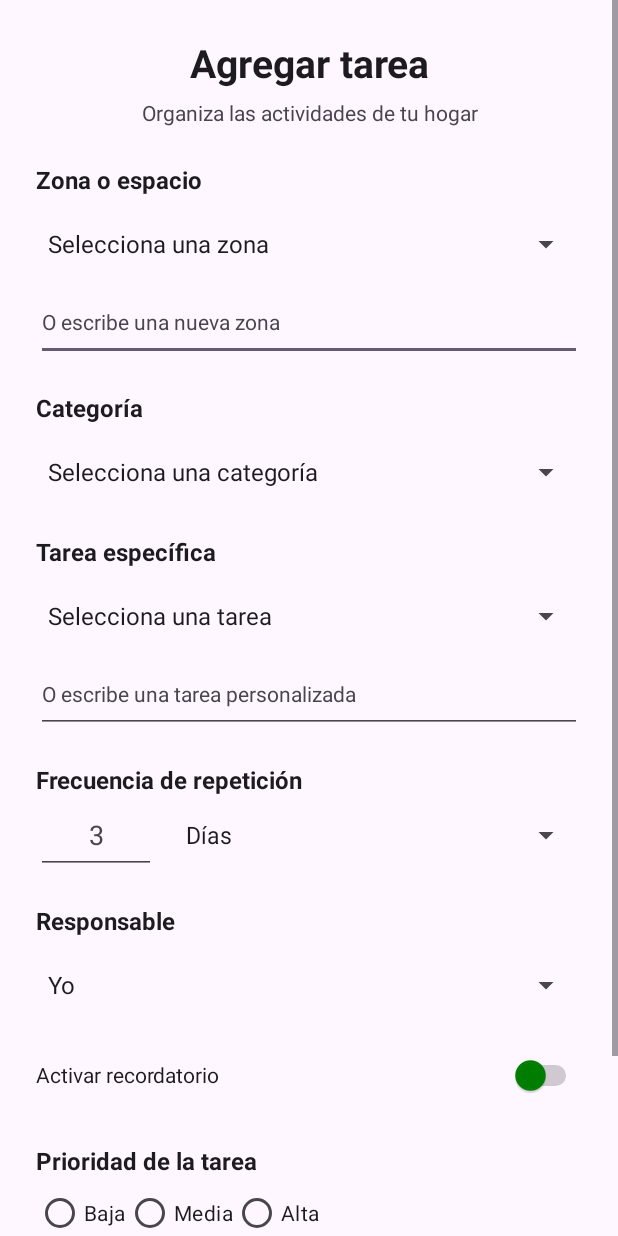
After one commit to nicolasceronamigo/TareasHogar, an Android app: the layout activity_agregar.xml on its own in the app's theme, with its tools: preview values and no code run, on a phone screen of 412 x 824 dp. The commit adds this screen. Run offline under Robolectric (Android 15) with nearby library versions, the phone set to English and light mode, and no system bars.

Commit message:
Avance de interfaces Registro, Agregar e IAAvance de interfaces Registro, Agregar e IA

```diff
--- /dev/null
+++ b/app/src/main/res/layout/activity_agregar.xml
@@ -0,0 +1,246 @@
+<?xml version="1.0" encoding="utf-8"?>
+<ScrollView xmlns:android="http://schemas.android.com/apk/res/android"
+    android:layout_width="match_parent"
+    android:layout_height="match_parent"
+    android:fillViewport="true">
+
+    <LinearLayout
+        android:layout_width="match_parent"
+        android:layout_height="wrap_content"
+        android:orientation="vertical"
+        android:gravity="center_horizontal"
+        android:paddingStart="24dp"
+        android:paddingEnd="24dp"
+        android:paddingTop="24dp"
+        android:paddingBottom="24dp">
+
+        <!-- TITULO -->
+        <TextView
+            android:id="@+id/txtTituloAgregar"
+            android:layout_width="match_parent"
+            android:layout_height="wrap_content"
+            android:text="@string/agregar_titulo"
+            android:textColor="?attr/colorOnSurface"
+            android:textSize="26sp"
+            android:textStyle="bold"
+            android:gravity="center" />
+
+        <!-- SUBTITULO -->
+        <TextView
+            android:id="@+id/txtSubtituloAgregar"
+            android:layout_width="match_parent"
+            android:layout_height="wrap_content"
+            android:layout_marginTop="6dp"
+            android:text="@string/agregar_subtitulo"
+            android:textColor="?attr/colorOnSurfaceVariant"
+            android:textSize="14sp"
+            android:gravity="center" />
+
+        <!-- ZONA -->
+        <TextView
+            android:layout_width="match_parent"
+            android:layout_height="wrap_content"
+            android:layout_marginTop="24dp"
+            android:text="@string/agregar_zona"
+            android:textColor="?attr/colorOnSurface"
+            android:textStyle="bold"
+            android:textSize="16sp" />
+
+        <Spinner
+            android:id="@+id/spnZona"
+            android:layout_width="match_parent"
+            android:layout_height="52dp"
+            android:layout_marginTop="6dp"
+            android:entries="@array/zonas_hogar"
+            android:spinnerMode="dropdown" />
+
+        <EditText
+            android:id="@+id/edtNuevaZona"
+            android:layout_width="match_parent"
+            android:layout_height="52dp"
+            android:hint="@string/agregar_nueva_zona_hint"
+            android:inputType="textCapWords"
+            android:autofillHints="postalAddress"
+            android:textColor="?attr/colorOnSurface"
+            android:textColorHint="?attr/colorOnSurfaceVariant"
+            android:textSize="14sp" />
+
+        <!-- CATEGORIA -->
+        <TextView
+            android:layout_width="match_parent"
+            android:layout_height="wrap_content"
+            android:layout_marginTop="20dp"
+            android:text="@string/agregar_categoria"
+            android:textColor="?attr/colorOnSurface"
+            android:textStyle="bold"
+            android:textSize="16sp" />
+
+        <Spinner
+            android:id="@+id/spnCategoria"
+            android:layout_width="match_parent"
+            android:layout_height="52dp"
+            android:layout_marginTop="6dp"
+            android:entries="@array/categorias_tarea"
+            android:spinnerMode="dropdown" />
+
+        <!-- TAREA -->
+        <TextView
+            android:layout_width="match_parent"
+            android:layout_height="wrap_content"
+            android:layout_marginTop="16dp"
+            android:text="@string/agregar_tarea"
+            android:textColor="?attr/colorOnSurface"
+            android:textStyle="bold"
+            android:textSize="16sp" />
+
+        <Spinner
+            android:id="@+id/spnTarea"
+            android:layout_width="match_parent"
+            android:layout_height="52dp"
+            android:layout_marginTop="6dp"
+            android:entries="@array/tareas_sugeridas"
+            android:spinnerMode="dropdown" />
+
+        <EditText
+            android:id="@+id/edtTareaPersonalizada"
+            android:layout_width="match_parent"
+            android:layout_height="52dp"
+            android:hint="@string/agregar_tarea_personalizada_hint"
+            android:inputType="textCapSentences"
+            android:textColor="?attr/colorOnSurface"
+            android:textColorHint="?attr/colorOnSurfaceVariant"
+            android:textSize="14sp" />
+
+        <!-- FRECUENCIA -->
+        <TextView
+            android:layout_width="match_parent"
+            android:layout_height="wrap_content"
+            android:layout_marginTop="20dp"
+            android:text="@string/agregar_frecuencia"
+            android:textColor="?attr/colorOnSurface"
+            android:textStyle="bold"
+            android:textSize="16sp" />
+
+        <LinearLayout
+            android:layout_width="match_parent"
+            android:layout_height="wrap_content"
+            android:orientation="horizontal"
+            android:gravity="center_vertical">
+
+            <EditText
+                android:id="@+id/edtFrecuenciaCantidad"
+                android:layout_width="80dp"
+                android:layout_height="52dp"
+                android:hint="3"
+                android:inputType="number"
+                android:gravity="center"
+                android:textColor="?attr/colorOnSurface"
+                android:textColorHint="?attr/colorOnSurfaceVariant" />
+
+            <Spinner
+                android:id="@+id/spnUnidadFrecuencia"
+                android:layout_width="0dp"
+                android:layout_height="52dp"
+                android:layout_weight="1"
+                android:layout_marginStart="12dp"
+                android:entries="@array/unidades_frecuencia"
+                android:spinnerMode="dropdown" />
+
+        </LinearLayout>
+
+        <!-- RESPONSABLE -->
+        <TextView
+            android:layout_width="match_parent"
+            android:layout_height="wrap_content"
+            android:layout_marginTop="20dp"
+            android:text="@string/agregar_responsable"
+            android:textColor="?attr/colorOnSurface"
+            android:textStyle="bold"
+            android:textSize="16sp" />
+
+        <Spinner
+            android:id="@+id/spnResponsable"
+            android:layout_width="match_parent"
+            android:layout_height="52dp"
+            android:layout_marginTop="6dp"
+            android:entries="@array/responsables"
+            android:spinnerMode="dropdown" />
+
+        <!-- RECORDATORIO -->
+        <Switch
+            android:id="@+id/swRecordatorio"
+            android:layout_width="match_parent"
+            android:layout_height="52dp"
+            android:layout_marginTop="8dp"
+            android:text="@string/agregar_recordatorio"
+            android:textColor="?attr/colorOnSurface"
+            android:thumbTint="@color/green"
+            android:trackTint="?attr/colorOnSurfaceVariant" />
+
+        <!-- PRIORIDAD -->
+        <TextView
+            android:layout_width="match_parent"
+            android:layout_height="wrap_content"
+            android:layout_marginTop="20dp"
+            android:text="@string/agregar_prioridad"
+            android:textColor="?attr/colorOnSurface"
+            android:textStyle="bold"
+            android:textSize="16sp" />
+
+        <RadioGroup
+            android:id="@+id/rgPrioridad"
+            android:layout_width="match_parent"
+            android:layout_height="wrap_content"
+            android:orientation="horizontal">
+
+            <RadioButton
+                android:id="@+id/rbPrioridadBaja"
+                android:layout_width="wrap_content"
+                android:layout_height="48dp"
+                android:text="@string/prioridad_baja"
+                android:textColor="?attr/colorOnSurface"
+                android:buttonTint="@color/green" />
+
+            <RadioButton
+                android:id="@+id/rbPrioridadMedia"
+                android:layout_width="wrap_content"
+                android:layout_height="48dp"
+                android:text="@string/prioridad_media"
+                android:textColor="?attr/colorOnSurface"
+                android:buttonTint="@color/green" />
+
+            <RadioButton
+                android:id="@+id/rbPrioridadAlta"
+                android:layout_width="wrap_content"
+                android:layout_height="48dp"
+                android:text="@string/prioridad_alta"
+                android:textColor="?attr/colorOnSurface"
+                android:buttonTint="@color/green" />
+
+        </RadioGroup>
+
+        <!-- GUARDAR -->
+        <Button
+            android:id="@+id/btnGuardarTarea"
+            android:layout_width="match_parent"
+            android:layout_height="52dp"
+            android:layout_marginTop="20dp"
+            android:backgroundTint="@color/green"
+            android:text="@string/agregar_boton"
+            android:textStyle="bold"
+            android:textAllCaps="false" />
+
+        <!-- CANCELAR -->
+        <TextView
+            android:id="@+id/txtCancelarAgregar"
+            android:layout_width="match_parent"
+            android:layout_height="wrap_content"
+            android:layout_marginTop="16dp"
+            android:gravity="center"
+            android:text="@string/agregar_cancelar"
+            android:textColor="?attr/colorOnSurface"
+            android:textSize="14sp" />
+
+    </LinearLayout>
+
+</ScrollView>
--- a/app/src/main/res/values/colors.xml
+++ b/app/src/main/res/values/colors.xml
@@ -1,6 +1,12 @@
 <?xml version="1.0" encoding="utf-8"?>
 <resources>
+
     <color name="black">#FF000000</color>
+
     <color name="white">#FFFFFFFF</color>
+
     <color name="green">#008000</color>
+
+    <color name="text_hint">#B3FFFFFF</color>
+
 </resources>
--- a/app/src/main/res/values/strings.xml
+++ b/app/src/main/res/values/strings.xml
@@ -1,10 +1,105 @@
+<?xml version="1.0" encoding="utf-8"?>
 <resources>
     <string name="app_name">TareasHogar</string>
+    <string name="nombre_app">Tareas Hogar</string>
     <string name="descripcion_logo">ImagenLogo</string>
-    <string name="nombre_app">Tareas Hogar</string>
+
     <string name="hint_correo">Correo</string>
     <string name="hint_contraseña">Contraseña</string>
     <string name="btn_login">Iniciar Sesión</string>
     <string name="chk_recordar_inicio">Recuérdame</string>
     <string name="pregunta_registro">¿No te has registrado? Regístrate aquí</string>
+
+    <!-- REGISTRO -->
+    <string name="registro_titulo">Crear cuenta</string>
+    <string name="registro_subtitulo">Organiza las tareas de tu hogar</string>
+    <string name="registro_seccion_datos">Datos de la cuenta</string>
+    <string name="registro_nombre_hint">Nombre completo</string>
+    <string name="registro_correo_hint">Correo electrónico</string>
+    <string name="registro_contrasena_hint">Contraseña</string>
+    <string name="registro_confirmar_contrasena_hint">Repetir contraseña</string>
+    <string name="registro_pregunta">¿Cómo organizas las tareas en casa?</string>
+    <string name="registro_individual">Individualmente</string>
+    <string name="registro_pareja">En pareja</string>
+    <string name="registro_familia">En familia</string>
+    <string name="registro_terminos">Acepto los términos y condiciones</string>
+    <string name="registro_boton">Registrarme</string>
+    <string name="registro_login">¿Ya tienes cuenta? Inicia sesión</string>
+
+    <!-- AGREGAR TAREA -->
+    <string name="agregar_titulo">Agregar tarea</string>
+    <string name="agregar_subtitulo">Organiza las actividades de tu hogar</string>
+    <string name="agregar_zona">Zona o espacio</string>
+    <string name="agregar_nueva_zona_hint">O escribe una nueva zona</string>
+    <string name="agregar_categoria">Categoría</string>
+    <string name="agregar_tarea">Tarea específica</string>
+    <string name="agregar_tarea_personalizada_hint">O escribe una tarea personalizada</string>
+    <string name="agregar_frecuencia">Frecuencia de repetición</string>
+    <string name="agregar_responsable">Responsable</string>
+    <string name="agregar_recordatorio">Activar recordatorio</string>
+    <string name="agregar_prioridad">Prioridad de la tarea</string>
+    <string name="prioridad_baja">Baja</string>
+    <string name="prioridad_media">Media</string>
+    <string name="prioridad_alta">Alta</string>
+    <string name="agregar_boton">Guardar tarea</string>
+    <string name="agregar_cancelar">Cancelar</string>
+
+    <!-- ZONAS DEL HOGAR -->
+    <string-array name="zonas_hogar">
+        <item>Selecciona una zona</item>
+        <item>Cocina</item>
+        <item>Baño</item>
+        <item>Dormitorio</item>
+        <item>Sala de estar</item>
+        <item>Patio</item>
+        <item>Otro espacio</item>
+    </string-array>
+
+    <!-- CATEGORIAS -->
+    <string-array name="categorias_tarea">
+        <item>Selecciona una categoría</item>
+        <item>Limpieza</item>
+        <item>Cocina</item>
+        <item>Organización</item>
+        <item>Lavandería</item>
+        <item>Mantenimiento</item>
+    </string-array>
+
+    <!-- TAREAS SUGERIDAS -->
+    <string-array name="tareas_sugeridas">
+        <item>Selecciona una tarea</item>
+        <item>Barrer</item>
+        <item>Trapear</item>
+        <item>Limpiar polvo</item>
+        <item>Fregar</item>
+        <item>Lavar platos</item>
+        <item>Limpiar baño</item>
+        <item>Lavar ropa</item>
+        <item>Ordenar habitación</item>
+    </string-array>
+
+    <!-- FRECUENCIA -->
+    <string-array name="unidades_frecuencia">
+        <item>Días</item>
+        <item>Semanas</item>
+        <item>Meses</item>
+    </string-array>
+
+    <!-- RESPONSABLES -->
+    <string-array name="responsables">
+        <item>Yo</item>
+        <item>Otro integrante</item>
+        <item>Sin asignar</item>
+    </string-array>
+
+    <!-- INTELIGENCIA ARTIFICIAL -->
+    <string name="ia_titulo">Asistente IA</string>
+    <string name="ia_subtitulo">Consulta cómo organizar las tareas de tu hogar</string>
+    <string name="ia_pregunta_label">Escribe tu pregunta</string>
+    <string name="ia_pregunta_hint">Ej.: ¿Cómo puedo organizar la limpieza de la cocina?</string>
+    <string name="ia_boton">Preguntar a la IA</string>
+    <string name="ia_respuesta_titulo">Ejemplo de respuesta</string>
+
+    <string name="ia_respuesta_ejemplo">Puedes organizar la limpieza de tu cocina dividiendo las actividades en tres tareas:\n\n• Lavar los platos.\n• Limpiar las superficies.\n• Barrer y trapear el suelo.\n\nAsigna un responsable y una frecuencia para cada actividad.</string>
+
 </resources>
--- a/gradle/libs.versions.toml
+++ b/gradle/libs.versions.toml
@@ -1,7 +1,7 @@
 [versions]
 agp = "8.13.2"
 kotlin = "2.0.21"
-coreKtx = "1.19.1"
+coreKtx = "1.17.0"
 junit = "4.13.2"
 junitVersion = "1.3.0"
 espressoCore = "3.7.0"
```
Also changed, not shown: app/src/main/res/layout/activity_ia.xml (added, +104 -0 lines), app/src/main/res/layout/activity_registro.xml (added, +193 -0 lines).
